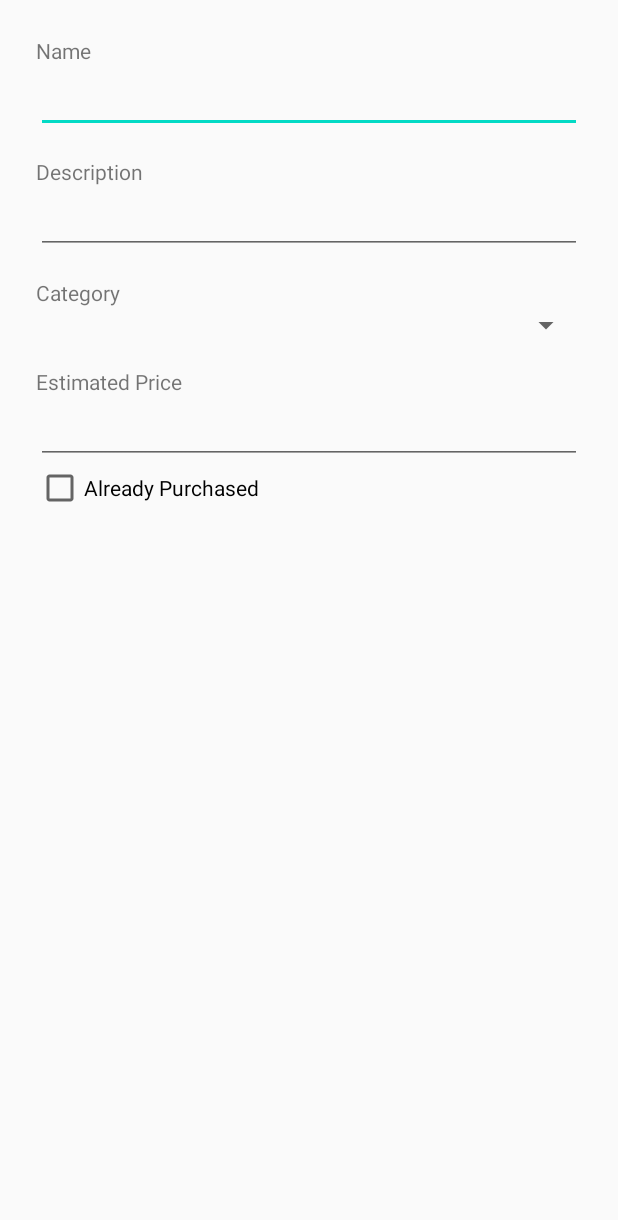
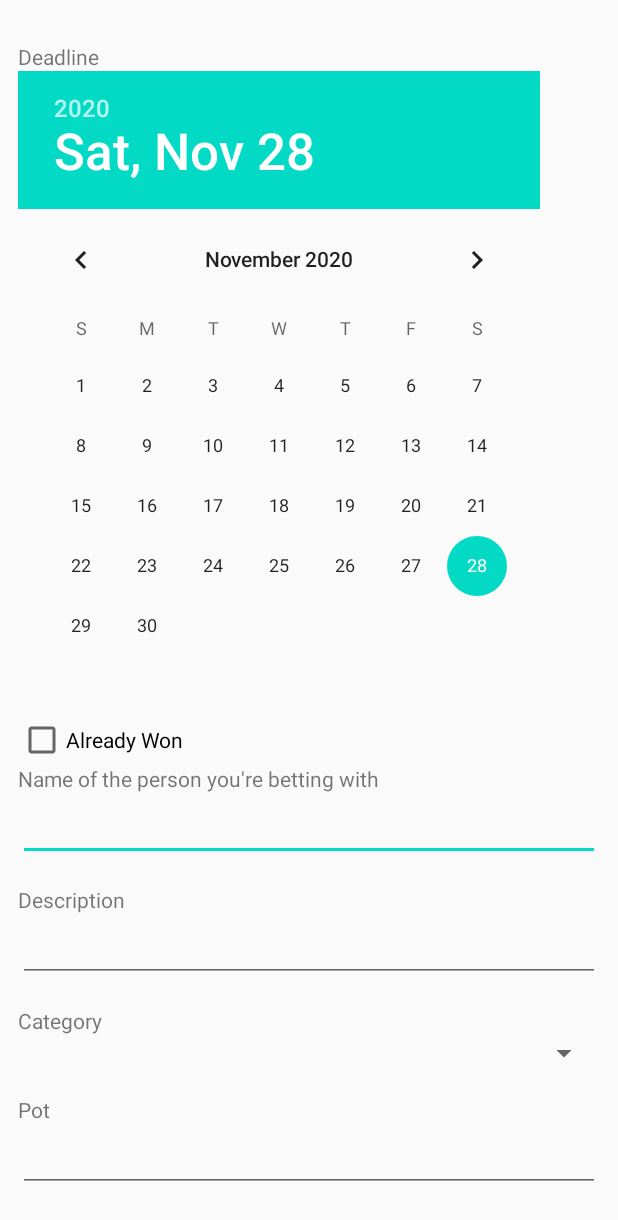
Before and after one commit to Frostforus/BetTracker, an Android app: the layout dialog_new_bet_item.xml on its own in the app's theme, with its tools: preview values and no code run, on a phone screen of 412 x 824 dp. Shown: the top 1220 px of the screen. Run offline under Robolectric (Android 15) with nearby library versions, the phone set to English and light mode, and no system bars.

Commit message:
DataBase almost ready experimental stages complete. Creating new item works

```diff
--- a/app/src/main/java/com/frostforus/betTracker/list_data/BetActivity.kt
+++ b/app/src/main/java/com/frostforus/betTracker/list_data/BetActivity.kt
@@ -36,8 +36,8 @@ class BetActivity : AppCompatActivity(), BetAdapter.BetItemClickListener,
         database = Room.databaseBuilder(
             applicationContext,
             BetListDatabase::class.java,
-            "shopping-list"
-        ).build()
+            "bet-list"
+        ).fallbackToDestructiveMigration().build()
         initRecyclerView()
     }
 
--- a/app/src/main/java/com/frostforus/betTracker/list_data/data/BetItemDao.kt
+++ b/app/src/main/java/com/frostforus/betTracker/list_data/data/BetItemDao.kt
@@ -9,6 +9,12 @@ interface BetItemDao {
     @Query("SELECT * FROM betitem")
     fun getAll(): List<BetItem>
 
+    @Query("SELECT COUNT(id) FROM betitem WHERE bet_over = 1")
+    fun getBetsOver(): Int
+
+    @Query("SELECT COUNT(id) FROM betitem WHERE bet_over = 1")
+    fun getBetsNotOver(): Int
+
     @Insert
     fun insert(BetItems: BetItem): Long
 
--- a/app/src/main/java/com/frostforus/betTracker/list_data/data/BetListDatabase.kt
+++ b/app/src/main/java/com/frostforus/betTracker/list_data/data/BetListDatabase.kt
@@ -5,8 +5,8 @@ import androidx.room.RoomDatabase
 import androidx.room.TypeConverters
 import hu.bme.aut.shoppinglist.data.BetItem
 
-
-@Database(entities = [BetItem::class], version = 1)
+//TODO: Make migration work
+@Database(entities = [BetItem::class], version = 3)
 @TypeConverters(value = [BetItem.Category::class])
 abstract class BetListDatabase : RoomDatabase() {
     abstract fun betItemDao(): BetItemDao
--- a/app/src/main/res/layout/activity_bets.xml
+++ b/app/src/main/res/layout/activity_bets.xml
@@ -3,6 +3,7 @@
     xmlns:tools="http://schemas.android.com/tools"
     android:layout_width="match_parent"
     android:layout_height="match_parent"
+    android:id="@+id/activity_bets"
     tools:context=".MainActivity">
 
 
--- a/app/src/main/res/layout/activity_stats.xml
+++ b/app/src/main/res/layout/activity_stats.xml
@@ -4,7 +4,7 @@
     android:layout_width="match_parent"
     android:layout_height="match_parent"
     android:orientation="vertical"
-    android:id="@+id/activity_holiday"
+    android:id="@+id/activity_stats"
     tools:context=".list_data.StatsActivity">
 
     <com.github.mikephil.charting.charts.PieChart
--- a/app/src/main/res/layout/dialog_new_bet_item.xml
+++ b/app/src/main/res/layout/dialog_new_bet_item.xml
@@ -2,8 +2,36 @@
 <LinearLayout xmlns:android="http://schemas.android.com/apk/res/android"
     android:layout_width="match_parent"
     android:layout_height="match_parent"
-    android:orientation="vertical"
-    android:padding="24dip">
+    android:id="@+id/dialog_new_bet_item"
+    android:orientation="vertical">
+
+    <ScrollView
+        android:layout_width="match_parent"
+        android:layout_height="match_parent"
+        android:id="@+id/dialog_new_bet_item_scroll"
+        android:padding="12dp">
+
+        <LinearLayout
+            android:layout_width="match_parent"
+            android:layout_height="wrap_content"
+            android:orientation="vertical">
+
+            <TextView
+                android:layout_width="wrap_content"
+                android:layout_height="wrap_content"
+                android:layout_marginTop="16dip"
+                android:text="@string/Deadline" />
+
+            <DatePicker
+                android:id="@+id/datePicker1"
+                android:layout_width="wrap_content"
+                android:layout_height="wrap_content" />
+
+            <CheckBox
+                android:id="@+id/ShoppingItemIsPurchasedCheckBox"
+                android:layout_width="match_parent"
+                android:layout_height="wrap_content"
+                android:text="@string/already_won" />
 
             <TextView
                 android:layout_width="wrap_content"
@@ -41,7 +69,7 @@
                 android:layout_width="wrap_content"
                 android:layout_height="wrap_content"
                 android:layout_marginTop="16dip"
-        android:text="@string/estimated_price" />
+                android:text="@string/pot" />
 
             <EditText
                 android:id="@+id/ShoppingItemEstimatedPriceEditText"
@@ -49,10 +77,11 @@
                 android:layout_height="wrap_content"
                 android:inputType="numberDecimal" />
 
-    <CheckBox
-        android:id="@+id/ShoppingItemIsPurchasedCheckBox"
-        android:layout_width="match_parent"
-        android:layout_height="wrap_content"
-        android:text="@string/already_purchased" />
 
         </LinearLayout>
+
+
+    </ScrollView>
+
+
+</LinearLayout>
--- a/app/src/main/res/values/strings.xml
+++ b/app/src/main/res/values/strings.xml
@@ -4,18 +4,20 @@
     <string name="my_bets">My Bets</string>
     <string name="my_statistics">My Statistics</string>
     <string name="settings">Settings</string>
-    <string name="new_bet_item">New Bet Item</string>
     <string name="ok">OK</string>
     <string name="cancel">Cancel</string>
-    <string name="name">Name</string>
+    <string name="name">Name of the person you\'re betting with</string>
     <string name="description">Description</string>
     <string name="category">Category</string>
-    <string name="estimated_price">Estimated Price</string>
-    <string name="already_purchased">Already Purchased</string>
+    <string name="new_bet">New bet</string>
+    <string name="already_won">Already Won</string>
+    <string name="pot">Pot</string>
+    <string name="Deadline">Deadline</string>
+    <string name="pick_date">Pick date</string>
 
     <string-array name="category_items">
-        <item>Food</item>
-        <item>Electronic</item>
-        <item>Book</item>
+        <item>Money</item>
+        <item>Action</item>
+        <item>Item</item>
     </string-array>
 </resources>
```
Also changed, not shown: app/src/main/java/com/frostforus/betTracker/list_data/adapter/BetAdapter.kt (+6 -6 lines), app/src/main/java/com/frostforus/betTracker/list_data/data/BetItem.kt (+12 -4 lines), app/src/main/java/com/frostforus/betTracker/list_data/fragments/NewBetItemDialogFragment.kt (+24 -15 lines), app/src/main/res/layout/item_bet_list.xml (+4 -4 lines), 1 other file. Lines whose indentation alone changed are shown as unchanged.
